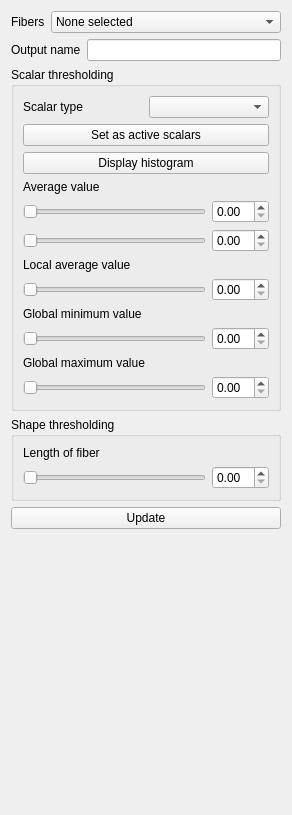
The window that branches/smeesters/plugins/testing/smeesters/ScoringTools/ScoringTools.ui (BackupTheBerlios/viste-tool-svn) describes before a commit, drawn with Qt 5.
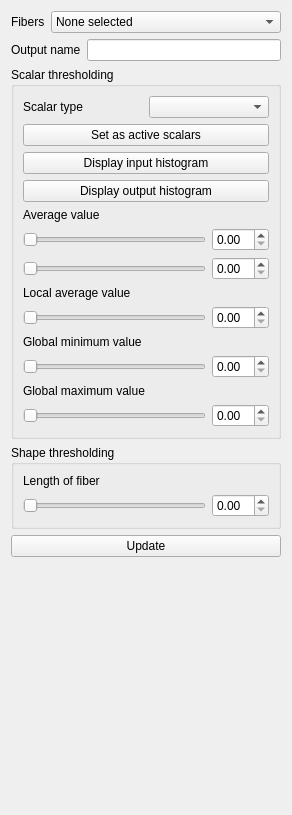
The same window after the commit.

Diff of the .ui file:
```diff
--- a/branches/smeesters/plugins/testing/smeesters/ScoringTools/ScoringTools.ui
+++ b/branches/smeesters/plugins/testing/smeesters/ScoringTools/ScoringTools.ui
@@ -77,7 +77,14 @@
       <item>
        <widget class="QPushButton" name="displayHistogramButton">
         <property name="text">
-         <string>Display histogram</string>
+         <string>Display input histogram</string>
+        </property>
+       </widget>
+      </item>
+      <item>
+       <widget class="QPushButton" name="displayOutputHistogramButton">
+        <property name="text">
+         <string>Display output histogram</string>
         </property>
        </widget>
       </item>
```
